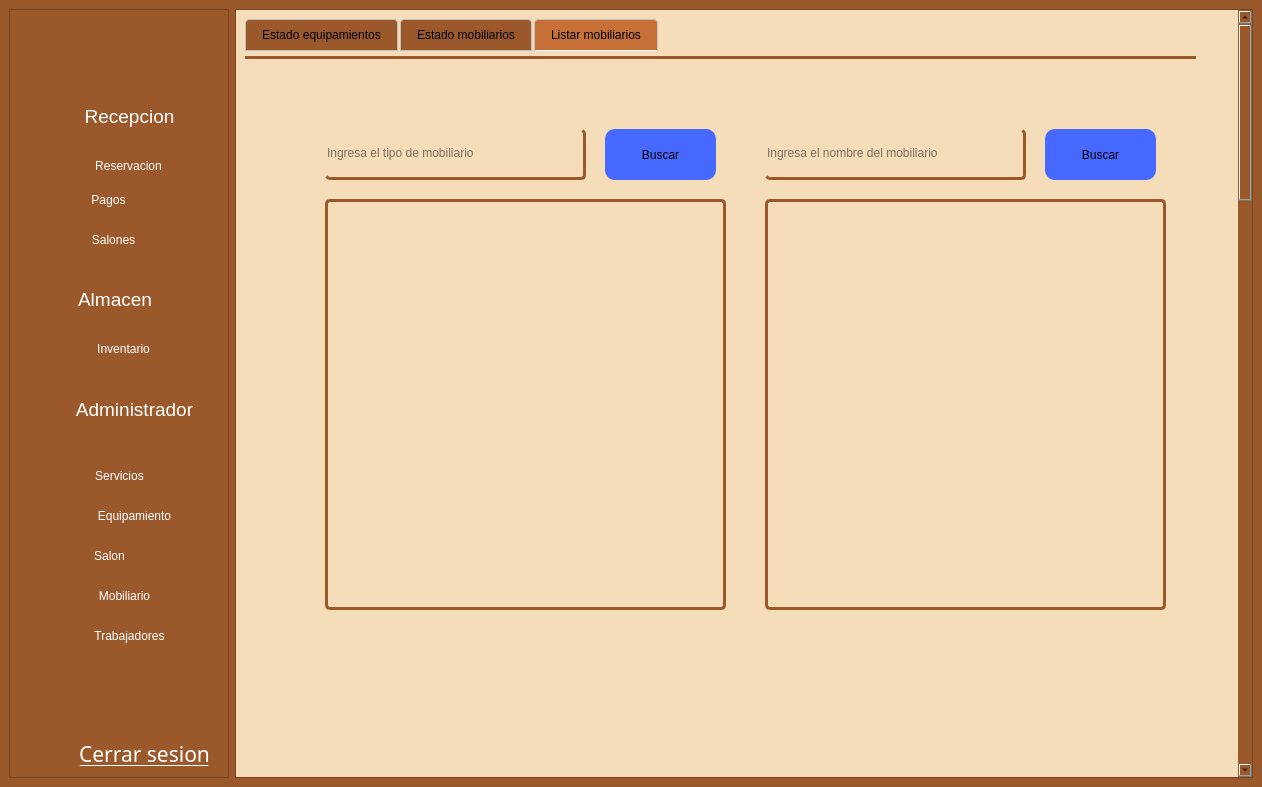
asp-laboratories/BookingRoom_Software, file gui/admin_screen.ui: the form before one commit.
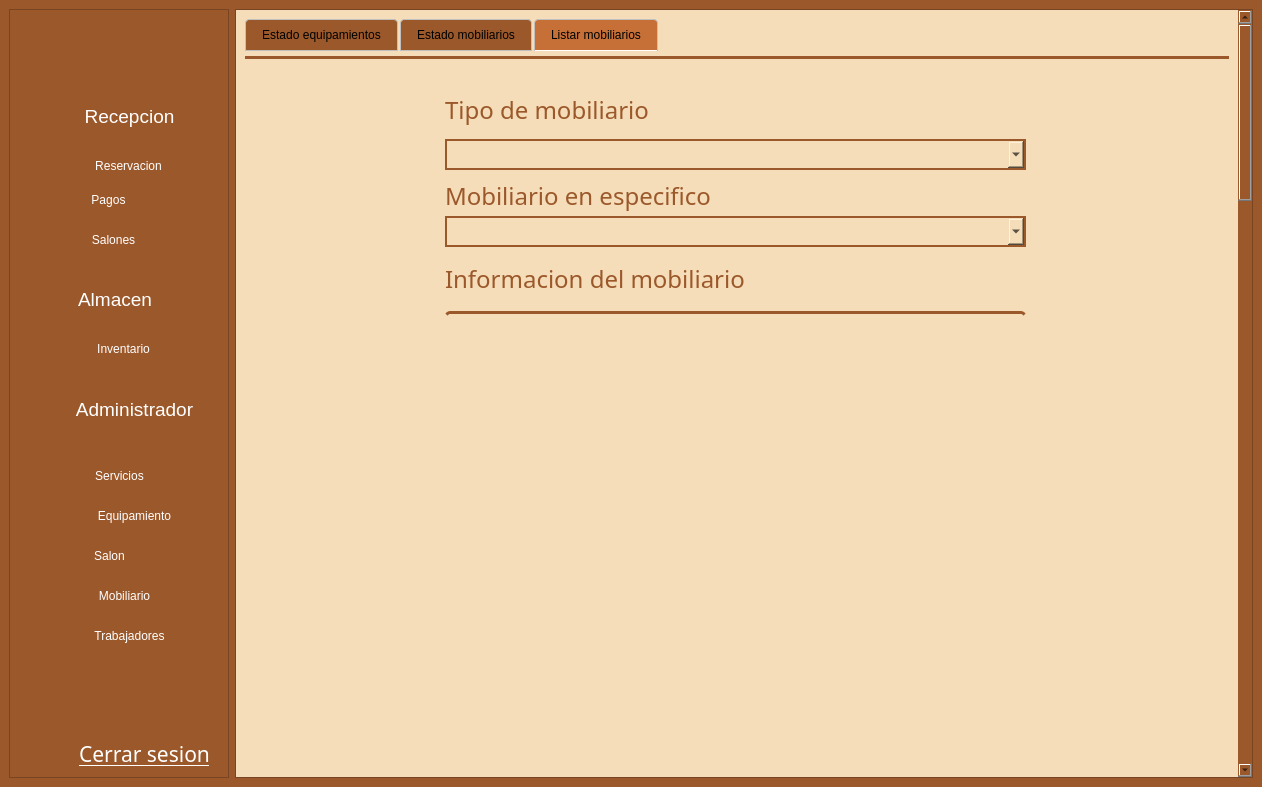
The form after the commit. The open tabs and pages were chosen to show the change. Icons and pictures are not drawn.

Commit message: fix(gui): Mejor utilidad de las consultas del mobiliario, se eliminaron las antiguas de busqueda

What changed in the file:
```diff
--- a/gui/admin_screen.ui
+++ b/gui/admin_screen.ui
@@ -675,7 +675,7 @@
         <rect>
          <x>0</x>
          <y>0</y>
-         <width>1004</width>
+         <width>1031</width>
          <height>3200</height>
         </rect>
        </property>
@@ -704,7 +704,7 @@
            <string notr="true">background-color: rgb(245, 221, 185);</string>
           </property>
           <property name="currentIndex">
-           <number>6</number>
+           <number>7</number>
           </property>
           <widget class="QWidget" name="predeterminada">
            <property name="styleSheet">
@@ -4035,7 +4035,7 @@
 }</string>
             </property>
             <property name="currentIndex">
-             <number>1</number>
+             <number>0</number>
             </property>
             <widget class="QWidget" name="tab_20">
              <attribute name="title">
@@ -5081,8 +5081,8 @@
              <rect>
               <x>0</x>
               <y>0</y>
-              <width>951</width>
-              <height>851</height>
+              <width>1041</width>
+              <height>1601</height>
              </rect>
             </property>
             <property name="styleSheet">
@@ -5116,7 +5116,7 @@
 }</string>
             </property>
             <property name="currentIndex">
-             <number>0</number>
+             <number>2</number>
             </property>
             <widget class="QWidget" name="tab_24">
              <attribute name="title">
@@ -5901,92 +5901,51 @@
              <attribute name="title">
               <string>Listar mobiliarios</string>
              </attribute>
-             <widget class="QTextEdit" name="almResulE_2">
-              <property name="enabled">
-               <bool>true</bool>
-              </property>
+             <widget class="QComboBox" name="combo_tipos_simple">
               <property name="geometry">
                <rect>
-                <x>80</x>
-                <y>140</y>
-                <width>401</width>
-                <height>411</height>
+                <x>200</x>
+                <y>80</y>
+                <width>581</width>
+                <height>31</height>
                </rect>
               </property>
               <property name="font">
                <font>
                 <family>Adwaita Sans</family>
-                <pointsize>12</pointsize>
+                <pointsize>10</pointsize>
+                <bold>false</bold>
                </font>
               </property>
-              <property name="cursor" stdset="0">
-               <cursorShape>IBeamCursor</cursorShape>
-              </property>
               <property name="styleSheet">
-               <string notr="true">border: unset;
-color: rgb(0, 0, 0);
-border-radius: 5px;
-border: 3px solid rgba(155, 88, 43, 1.0);
-</string>
+               <string notr="true">border: 2px solid rgb(155, 88, 43);
+color: rgb(0, 0, 0);</string>
               </property>
-              <property name="verticalScrollBarPolicy">
-               <enum>Qt::ScrollBarPolicy::ScrollBarAsNeeded</enum>
-              </property>
-              <property name="readOnly">
-               <bool>true</bool>
-              </property>
              </widget>
-             <widget class="QLineEdit" name="almBuscadorE_2">
+             <widget class="QComboBox" name="combo_mobiliarios">
               <property name="geometry">
                <rect>
-                <x>80</x>
-                <y>70</y>
-                <width>261</width>
-                <height>51</height>
+                <x>200</x>
+                <y>157</y>
+                <width>581</width>
+                <height>31</height>
                </rect>
               </property>
               <property name="styleSheet">
-               <string notr="true">border: unset;
-color: rgb(0, 0, 0);
-border-radius: 5px;
-border-bottom: 3px solid rgba(155, 88, 43, 1.0);
-border-right: 3px solid  rgba(155, 88, 43, 1.0);</string>
+               <string notr="true">border: 2px solid rgb(155, 88, 43);
+color: rgb(0, 0, 0);</string>
               </property>
-              <property name="placeholderText">
-               <string>Ingresa el tipo de mobiliario</string>
-              </property>
              </widget>
-             <widget class="QPushButton" name="almBuscarE_2">
-              <property name="geometry">
-               <rect>
-                <x>360</x>
-                <y>70</y>
-                <width>111</width>
-                <height>51</height>
-               </rect>
-              </property>
-              <property name="cursor">
-               <cursorShape>PointingHandCursor</cursorShape>
-              </property>
-              <property name="styleSheet">
-               <string notr="true">border: none;
-border-radius: 10px;
-background-color: rgb(71, 105, 255);</string>
-              </property>
-              <property name="text">
-               <string>Buscar</string>
-              </property>
-             </widget>
-             <widget class="QTextEdit" name="almResulE_3">
+             <widget class="QTextEdit" name="texto_detalles_simple">
               <property name="enabled">
                <bool>true</bool>
               </property>
               <property name="geometry">
                <rect>
-                <x>520</x>
-                <y>140</y>
-                <width>401</width>
-                <height>411</height>
+                <x>200</x>
+                <y>252</y>
+                <width>581</width>
+                <height>381</height>
                </rect>
               </property>
               <property name="font">
@@ -6002,7 +5961,7 @@
                <string notr="true">border: unset;
 color: rgb(0, 0, 0);
 border-radius: 5px;
-border: 3px solid rgba(155, 88, 43, 1.0);
+border-top: 3px solid rgb(155, 88, 43);
 </string>
               </property>
               <property name="verticalScrollBarPolicy">
@@ -6012,45 +5971,79 @@
                <bool>true</bool>
               </property>
              </widget>
-             <widget class="QLineEdit" name="almBuscadorE_3">
+             <widget class="QLabel" name="lCostoS_15">
               <property name="geometry">
                <rect>
-                <x>520</x>
-                <y>70</y>
-                <width>261</width>
-                <height>51</height>
+                <x>200</x>
+                <y>30</y>
+                <width>301</width>
+                <height>41</height>
                </rect>
               </property>
+              <property name="font">
+               <font>
+                <family>Adwaita Sans</family>
+                <pointsize>18</pointsize>
+                <bold>false</bold>
+               </font>
+              </property>
               <property name="styleSheet">
-               <string notr="true">border: unset;
-color: rgb(0, 0, 0);
-border-radius: 5px;
-border-bottom: 3px solid rgba(155, 88, 43, 1.0);
-border-right: 3px solid  rgba(155, 88, 43, 1.0);</string>
+               <string notr="true">border: none;
+color: rgba(155, 88, 43, 1.0);
+</string>
               </property>
-              <property name="placeholderText">
-               <string>Ingresa el nombre del mobiliario</string>
+              <property name="text">
+               <string>Tipo de mobiliario</string>
               </property>
              </widget>
-             <widget class="QPushButton" name="almBuscarE_3">
+             <widget class="QLabel" name="lCostoS_16">
               <property name="geometry">
                <rect>
-                <x>800</x>
-                <y>70</y>
-                <width>111</width>
-                <height>51</height>
+                <x>200</x>
+                <y>117</y>
+                <width>301</width>
+                <height>40</height>
                </rect>
               </property>
-              <property name="cursor">
-               <cursorShape>PointingHandCursor</cursorShape>
+              <property name="font">
+               <font>
+                <family>Adwaita Sans</family>
+                <pointsize>18</pointsize>
+                <bold>false</bold>
+               </font>
               </property>
               <property name="styleSheet">
                <string notr="true">border: none;
-border-radius: 10px;
-background-color: rgb(71, 105, 255);</string>
+color: rgba(155, 88, 43, 1.0);
+</string>
               </property>
               <property name="text">
-               <string>Buscar</string>
+               <string>Mobiliario en especifico</string>
+              </property>
+             </widget>
+             <widget class="QLabel" name="lCostoS_17">
+              <property name="geometry">
+               <rect>
+                <x>200</x>
+                <y>200</y>
+                <width>301</width>
+                <height>40</height>
+               </rect>
+              </property>
+              <property name="font">
+               <font>
+                <family>Adwaita Sans</family>
+                <pointsize>18</pointsize>
+                <bold>false</bold>
+               </font>
+              </property>
+              <property name="styleSheet">
+               <string notr="true">border: none;
+color: rgba(155, 88, 43, 1.0);
+</string>
+              </property>
+              <property name="text">
+               <string>Informacion del mobiliario</string>
               </property>
              </widget>
             </widget>
```
The commit also changes 1 other file.
